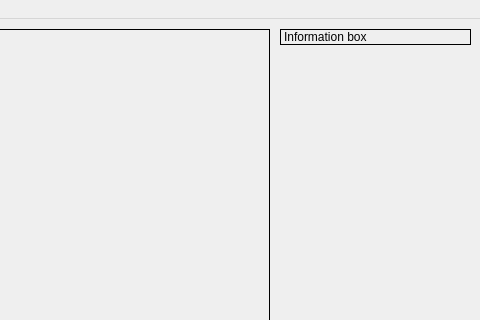
The window that src/mainwindow.ui (langelog/untitled) describes before a commit, drawn with Qt 5; both pictures show x 380 to 860 and y 0 to 320 of the 860 by 522 pixel window.
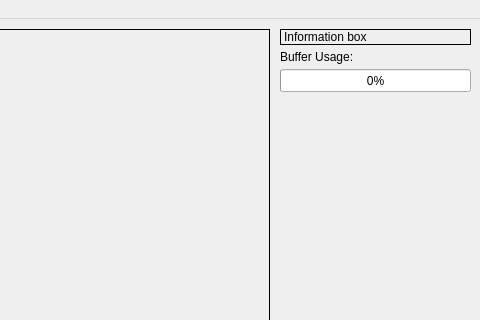
The same window after the commit.

Commit message: Buffer created

Diff of the .ui file:
```diff
--- a/src/mainwindow.ui
+++ b/src/mainwindow.ui
@@ -49,6 +49,32 @@
      <string>Information box</string>
     </property>
    </widget>
+   <widget class="QLabel" name="label">
+    <property name="geometry">
+     <rect>
+      <x>660</x>
+      <y>30</y>
+      <width>91</width>
+      <height>16</height>
+     </rect>
+    </property>
+    <property name="text">
+     <string>Buffer Usage:</string>
+    </property>
+   </widget>
+   <widget class="QProgressBar" name="bufferUsage">
+    <property name="geometry">
+     <rect>
+      <x>660</x>
+      <y>50</y>
+      <width>191</width>
+      <height>23</height>
+     </rect>
+    </property>
+    <property name="value">
+     <number>0</number>
+    </property>
+   </widget>
   </widget>
   <widget class="QMenuBar" name="menuBar">
    <property name="geometry">
```
The commit also changes 12 other files.
